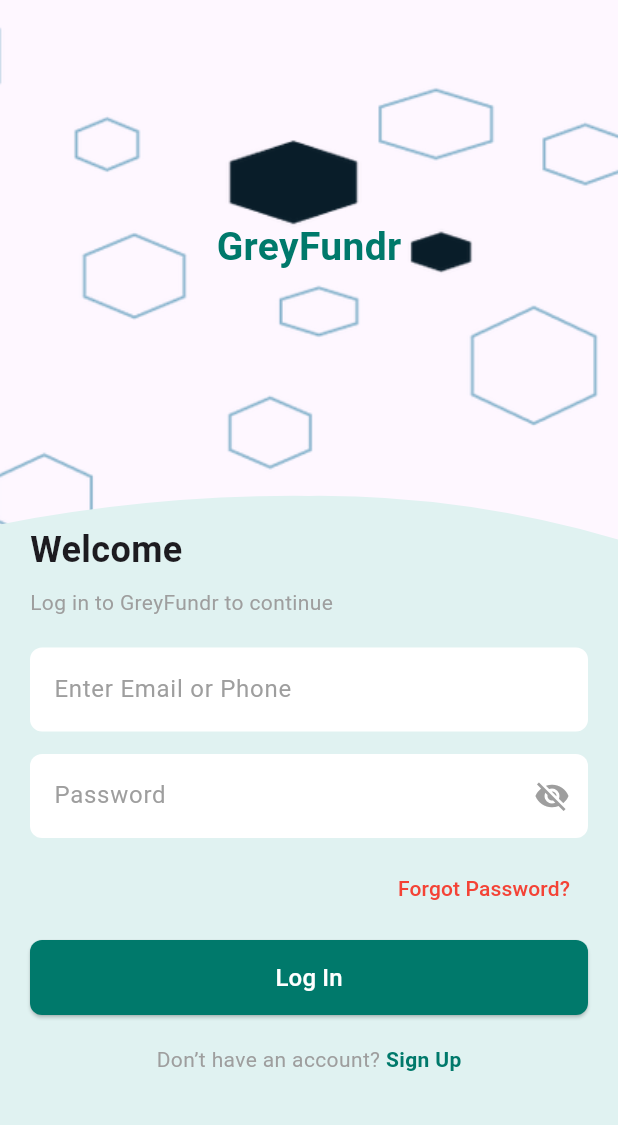
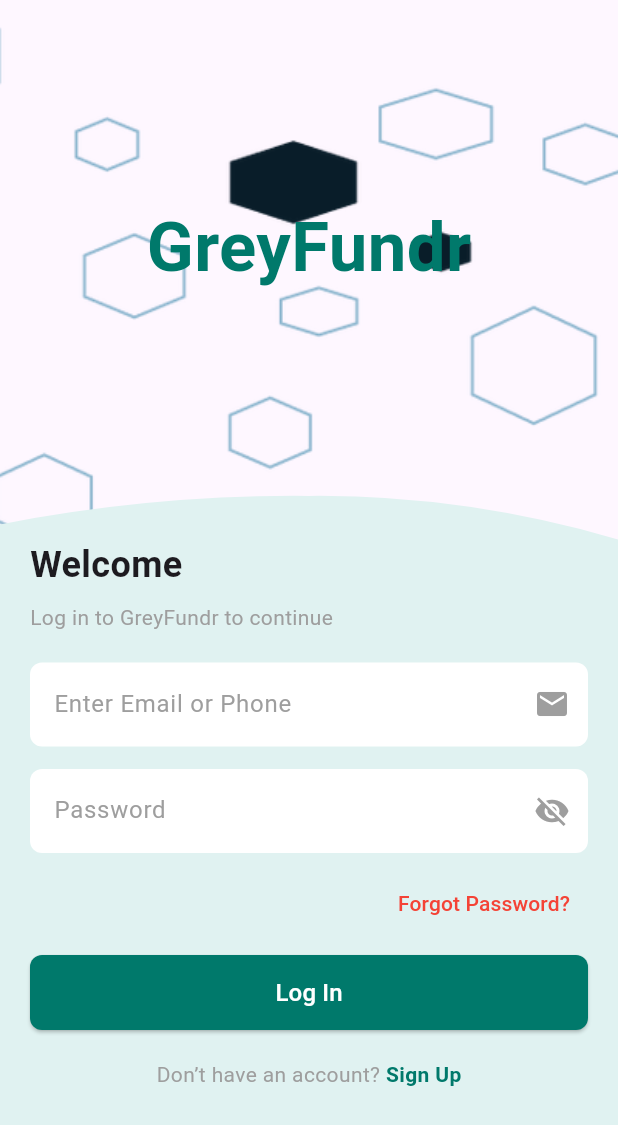
Before and after one commit to greyfundr/app, a Flutter app: the LoginScreen screen opened directly, after a tap on "Log In", on a phone screen of 412 x 824 dp. Shown: the top 1125 px of the screen. Run offline on Flutter 3.47's test engine with Material 3 defaults, Android fonts, the phone set to English and light mode, and no system bars; our stand-ins replace dio, flutter_svg, google_fonts, jwt_decoder, percent_indicator, shared_preferences; accounts and stored records are empty; network calls fail.

Commit message:
Updated login_screen.dart

```diff
--- a/lib/screens/Auth/login_screen.dart
+++ b/lib/screens/Auth/login_screen.dart
@@ -1,38 +1,38 @@
 import 'package:flutter/material.dart';
 import 'register_screen.dart';
-import '../Dashboard/dashboard.dart';
+// import '../Dashboard/dashboard.dart';
 import 'package:http/http.dart' as http;
 import 'dart:convert';
-import 'package:flutter_secure_storage/flutter_secure_storage.dart';
+// import 'package:flutter_secure_storage/flutter_secure_storage.dart';
 import '../../class/auth_service.dart';
 import '../Dashboard/profile_screen.dart';
 import 'package:shared_preferences/shared_preferences.dart';
-import '../Campaign/homeprofile.dart';
+// import '../Campaign/homeprofile.dart';
 
-class LoginScreen extends StatelessWidget {
+class LoginScreen extends StatefulWidget {
   const LoginScreen({super.key});
 
+  @override
+  _LoginScreenState createState() => _LoginScreenState();
+}
 
-   static final emailController = TextEditingController();
+class _LoginScreenState extends State<LoginScreen> {
+  static final emailController = TextEditingController();
   static final passwordController = TextEditingController();
-
-
-
-
+  bool _isPasswordVisible = false;
 
   @override
   Widget build(BuildContext context) {
-
-    void _showErrorDialog(context,String message) {
+    void _showErrorDialog(BuildContext context, String message) {
       showDialog(
         context: context,
         builder: (BuildContext context) {
           return AlertDialog(
-            title: Text('Login Error'),
+            title: const Text('Login Error'),
             content: Text(message),
             actions: <Widget>[
               TextButton(
-                child: Text('OK'),
+                child: const Text('OK'),
                 onPressed: () {
                   Navigator.of(context).pop();
                 },
@@ -61,34 +61,30 @@ class LoginScreen extends StatelessWidget {
         await AuthService().saveToken(token);
 
         ScaffoldMessenger.of(context).showSnackBar(
-          SnackBar(
+          const SnackBar(
             content: Text('Login successful!'),
             duration: Duration(seconds: 2), // Optional: how long it shows
             backgroundColor: Colors.green, // Optional: customize color
           ),
-
         );
         Future.delayed(const Duration(seconds: 3), () {
-        Navigator.push(
-          context,
-          MaterialPageRoute(
-              builder: (_) => const ProfileScreen()),
-        );
+          Navigator.push(
+            context,
+            MaterialPageRoute(
+                builder: (_) => const ProfileScreen()),
+          );
         });
       } else {
         Map<String, dynamic> responseData = jsonDecode(response.body);
         String message = responseData['msg'];
         print('Response from Node.js: $responseData');
 
-        _showErrorDialog(context,message);
-
-
+        _showErrorDialog(context, message);
       }
-
     }
 
-
     return Scaffold(
+      resizeToAvoidBottomInset: true, // Prevents keyboard from overlapping input fields
       body: Container(
         width: double.infinity,
         height: double.infinity,
@@ -109,13 +105,13 @@ class LoginScreen extends StatelessWidget {
                   padding:
                       const EdgeInsets.symmetric(vertical: 40, horizontal: 20),
                   color: Colors.transparent, // transparent over bg
-                  child: Column(
+                  child: const Column(
                     mainAxisAlignment: MainAxisAlignment.center,
-                    children: const [
+                    children: [
                       Text(
                         "GreyFundr",
                         style: TextStyle(
-                          fontSize: 26,
+                          fontSize: 46,
                           fontWeight: FontWeight.bold,
                           color: Color(0xFF00796B),
                         ),
@@ -137,7 +133,9 @@ class LoginScreen extends StatelessWidget {
                     child: SingleChildScrollView(
                       child: Column(
                         crossAxisAlignment: CrossAxisAlignment.start,
+
                         children: [
+                          const SizedBox(height: 10),
                           const Text(
                             "Welcome",
                             style: TextStyle(
@@ -161,6 +159,7 @@ class LoginScreen extends StatelessWidget {
                             decoration: InputDecoration(
                               labelText: "Enter Email or Phone",
                               labelStyle: const TextStyle(color: Colors.grey),
+                              suffixIcon: const Icon(Icons.email, color: Colors.grey), // Added email icon
                               filled: true,
                               fillColor: Colors.white,
                               border: OutlineInputBorder(
@@ -182,12 +181,21 @@ class LoginScreen extends StatelessWidget {
                           // Password
                           TextField(
                             controller: passwordController,
-                            obscureText: true,
+                            obscureText: !_isPasswordVisible, // Toggles based on state
                             decoration: InputDecoration(
                               labelText: "Password",
                               labelStyle: const TextStyle(color: Colors.grey),
-                              suffixIcon: const Icon(Icons.visibility_off,
-                                  color: Colors.grey),
+                              suffixIcon: IconButton(
+                                icon: Icon(
+                                  _isPasswordVisible ? Icons.visibility : Icons.visibility_off,
+                                  color: Colors.grey,
+                                ),
+                                onPressed: () {
+                                  setState(() {
+                                    _isPasswordVisible = !_isPasswordVisible;
+                                  });
+                                },
+                              ),
                               filled: true,
                               fillColor: Colors.white,
                               border: OutlineInputBorder(
@@ -281,26 +289,6 @@ class LoginScreen extends StatelessWidget {
 }
 
 // Curved background clipper
-// class CurvedTopClipper extends CustomClipper<Path> {
-//   @override
-//   Path getClip(Size size) {
-//     var path = Path();
-//     path.lineTo(0, 30);
-//     path.quadraticBezierTo(
-//       size.width / 2, -60, // raised curve
-//       size.width, 30,
-//     );
-//     path.lineTo(size.width, size.height);
-//     path.lineTo(0, size.height);
-//     path.close();
-//     return path;
-//   }
-
-//   @override
-//   bool shouldReclip(CustomClipper<Path> oldClipper) => false;
-// }
-
-
 class CurvedTopClipper extends CustomClipper<Path> {
   @override
   Path getClip(Size size) {
```
